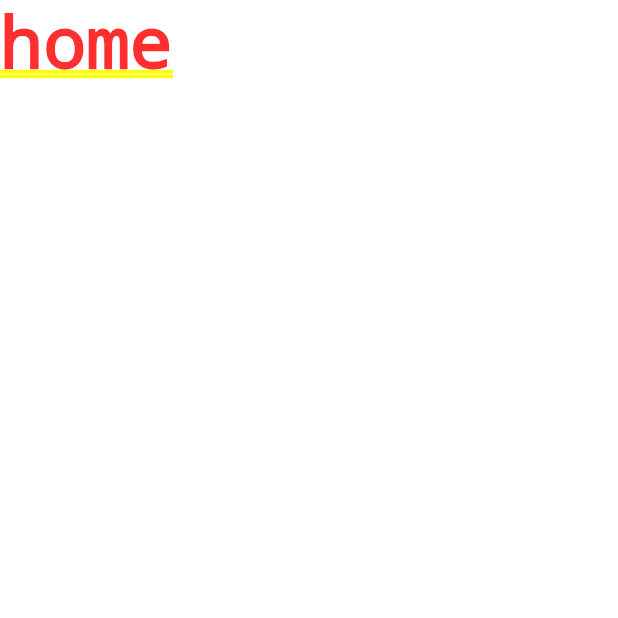
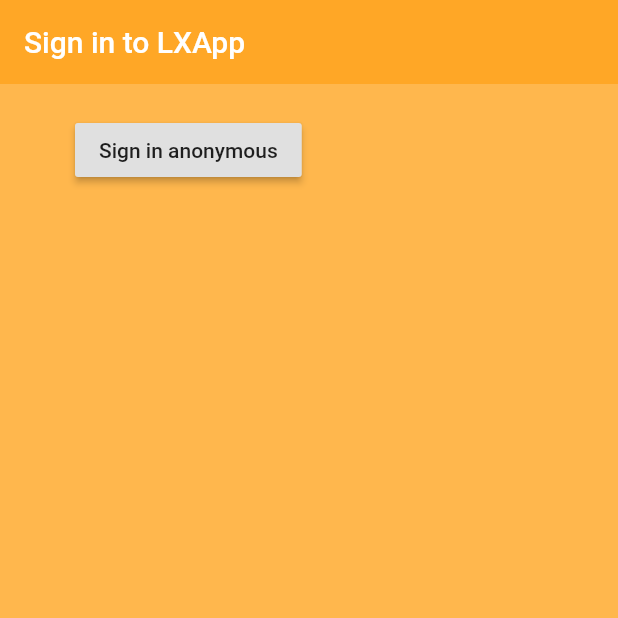
Before and after one commit to jasonnonstop10/csc234projectGroup3, a Flutter app: the screen it shows after launch, on a phone screen of 412 x 824 dp, the top half of it. Run offline on Flutter 3.47's test engine with Material 2 defaults, Android fonts, the phone set to English and light mode, and no system bars; our stand-ins replace firebase_auth; accounts and stored records are empty.

Commit message:
[ADD]Sign in page & [FIX]Re Config Firebase
Emulator not response with no error message

```diff
--- a/lxapp/lib/screens/authenticate/authenticate.dart
+++ b/lxapp/lib/screens/authenticate/authenticate.dart
@@ -1,4 +1,5 @@
 import 'package:flutter/material.dart';
+import 'package:lxapp/screens/authenticate/sign_in.dart';
 
 class Authenticate extends StatefulWidget {
   @override
@@ -9,7 +10,7 @@ class _AuthenticateState extends State<Authenticate> {
   @override
   Widget build(BuildContext context) {
     return Container(
-      child: Text('authenticate'),
+      child: SignIn(),
     );
   }
 }
--- /dev/null
+++ b/lxapp/lib/screens/authenticate/sign_in.dart
@@ -0,0 +1,37 @@
+import 'package:flutter/material.dart';
+import 'package:lxapp/services/auth.dart';
+
+class SignIn extends StatefulWidget {
+  @override
+  _SignInState createState() => _SignInState();
+}
+
+class _SignInState extends State<SignIn> {
+  final AuthService _auth = AuthService();
+  @override
+  Widget build(BuildContext context) {
+    return Scaffold(
+      backgroundColor: Colors.orange[300],
+      appBar: AppBar(
+        backgroundColor: Colors.orange[400],
+        elevation: 0.0,
+        title: Text('Sign in to LXApp'),
+      ),
+      body: Container(
+        padding: EdgeInsets.symmetric(vertical: 20.0, horizontal: 50.0),
+        child: RaisedButton(
+          child: Text('Sign in anonymous'),
+          onPressed: () async {
+            dynamic result = await _auth.signInAnon();
+            if(result == null){
+              print('error signing in');
+            } else {
+              print('signed in');
+              print(result);
+            }
+          },
+        ),
+      ),
+    );
+  }
+}
--- a/lxapp/lib/screens/wrapper.dart
+++ b/lxapp/lib/screens/wrapper.dart
@@ -1,4 +1,5 @@
 import 'package:flutter/material.dart';
+import 'package:lxapp/screens/authenticate/authenticate.dart';
 import 'package:lxapp/screens/home/home.dart';
 
 class Wrapper extends StatelessWidget {
@@ -6,7 +7,7 @@ class Wrapper extends StatelessWidget {
   Widget build(BuildContext context) {
 
     // return either the Home or Authenticate widget
-    return Home();
+    return Authenticate();
 
   }
 }
--- a/lxapp/pubspec.yaml
+++ b/lxapp/pubspec.yaml
@@ -20,8 +20,8 @@ dependencies:
   flutter:
     sdk: flutter
   cupertino_icons: ^0.1.2
-  firebase_auth: ^0.15.5+3
-  cloud_firestore: ^0.13.4+2
+  firebase_auth: ^0.14.0+5
+  cloud_firestore: ^0.12.9+4
 
 dev_dependencies:
   flutter_test:
```
Also changed, not shown: lxapp/pubspec.lock, 1 other file.
